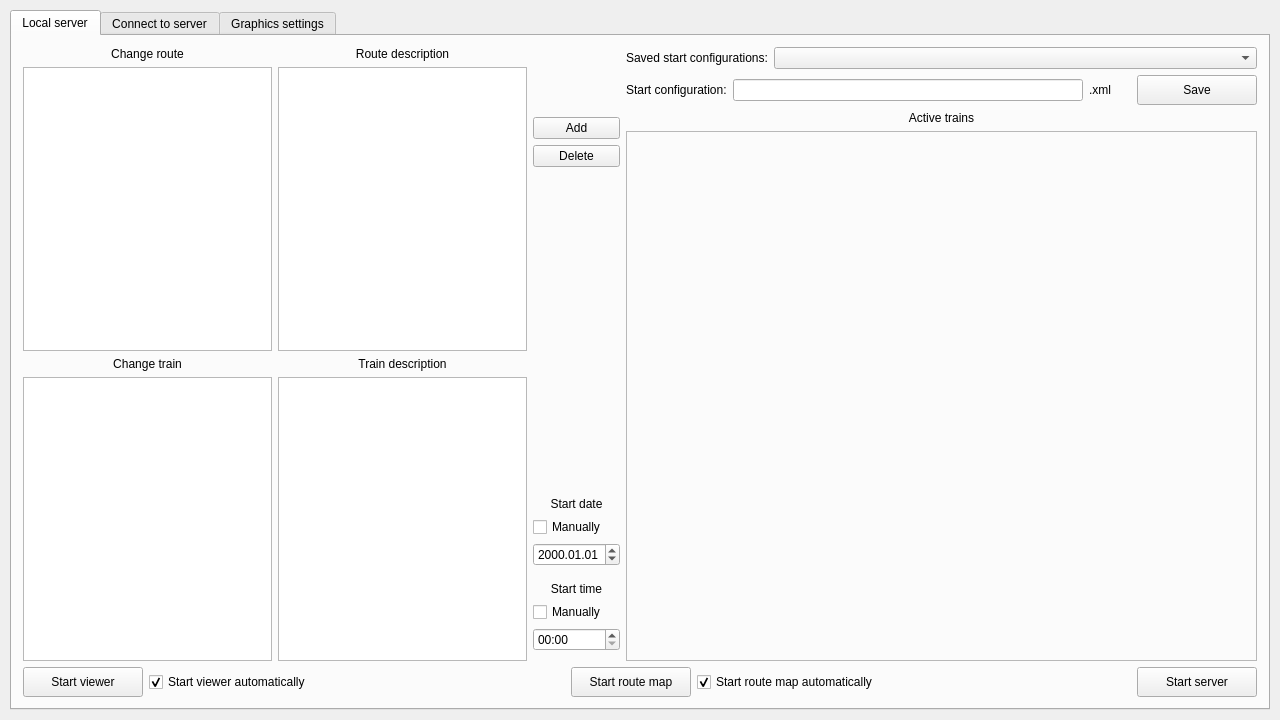
Old version of the form launcher/forms/mainwindow.ui in the repository maisvendoo/RRS.
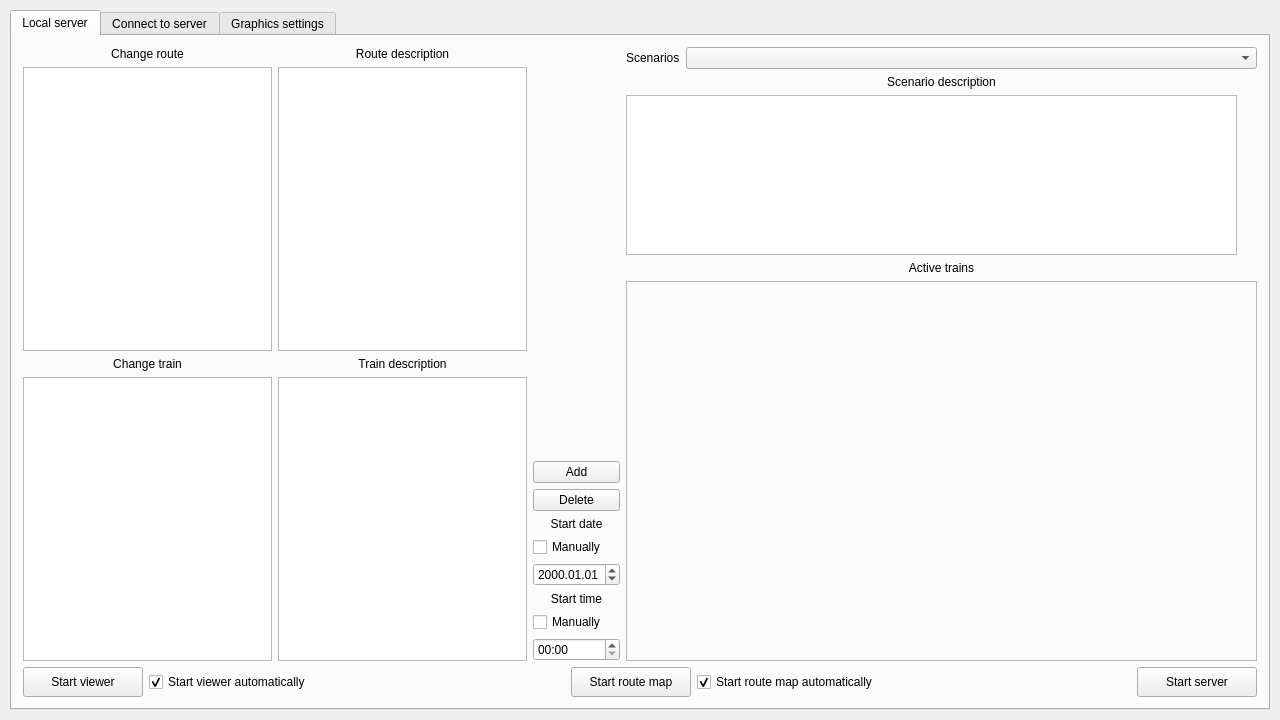
New version of the form.

Commit message: Перекомпоновал интерфейс под отображение сценариев. Работаю над логикой интерфейса

What changed in the file:
```diff
--- a/launcher/forms/mainwindow.ui
+++ b/launcher/forms/mainwindow.ui
@@ -212,17 +212,14 @@
           <item>
            <layout class="QVBoxLayout" name="verticalLayout_8">
             <item>
-             <spacer name="verticalSpacer_6">
+             <spacer name="verticalSpacer_2">
               <property name="orientation">
                <enum>Qt::Vertical</enum>
               </property>
-              <property name="sizeType">
-               <enum>QSizePolicy::Fixed</enum>
-              </property>
               <property name="sizeHint" stdset="0">
                <size>
                 <width>20</width>
-                <height>70</height>
+                <height>40</height>
                </size>
               </property>
              </spacer>
@@ -241,21 +238,14 @@
               </property>
              </widget>
             </item>
-            <item>
-             <spacer name="verticalSpacer_2">
-              <property name="orientation">
-               <enum>Qt::Vertical</enum>
-              </property>
-              <property name="sizeHint" stdset="0">
-               <size>
-                <width>20</width>
-                <height>40</height>
-               </size>
-              </property>
-             </spacer>
-            </item>
             <item>
              <widget class="QLabel" name="lStartDate">
+              <property name="maximumSize">
+               <size>
+                <width>16777215</width>
+                <height>20</height>
+               </size>
+              </property>
               <property name="text">
                <string>Start date</string>
               </property>
@@ -266,6 +256,12 @@
             </item>
             <item>
              <widget class="QCheckBox" name="cbStartDateManually">
+              <property name="maximumSize">
+               <size>
+                <width>16777215</width>
+                <height>20</height>
+               </size>
+              </property>
               <property name="text">
                <string>Manually</string>
               </property>
@@ -274,31 +270,21 @@
             <item>
              <widget class="QDateEdit" name="dteStartDate">
               <property name="currentSection">
-               <enum>QDateTimeEdit::MonthSection</enum>
+               <enum>QDateTimeEdit::YearSection</enum>
               </property>
               <property name="displayFormat">
                <string>yyyy.MM.dd</string>
               </property>
              </widget>
             </item>
-            <item>
-             <spacer name="verticalSpacer_7">
-              <property name="orientation">
-               <enum>Qt::Vertical</enum>
-              </property>
-              <property name="sizeType">
-               <enum>QSizePolicy::Fixed</enum>
-              </property>
-              <property name="sizeHint" stdset="0">
-               <size>
-                <width>20</width>
-                <height>10</height>
-               </size>
-              </property>
-             </spacer>
-            </item>
             <item>
              <widget class="QLabel" name="lStartTime">
+              <property name="maximumSize">
+               <size>
+                <width>16777215</width>
+                <height>20</height>
+               </size>
+              </property>
               <property name="text">
                <string>Start time</string>
               </property>
@@ -309,6 +295,12 @@
             </item>
             <item>
              <widget class="QCheckBox" name="cbStartTimeManually">
+              <property name="maximumSize">
+               <size>
+                <width>16777215</width>
+                <height>20</height>
+               </size>
+              </property>
               <property name="text">
                <string>Manually</string>
               </property>
@@ -321,22 +313,6 @@
               </property>
              </widget>
             </item>
-            <item>
-             <spacer name="verticalSpacer_8">
-              <property name="orientation">
-               <enum>Qt::Vertical</enum>
-              </property>
-              <property name="sizeType">
-               <enum>QSizePolicy::Fixed</enum>
-              </property>
-              <property name="sizeHint" stdset="0">
-               <size>
-                <width>20</width>
-                <height>10</height>
-               </size>
-              </property>
-             </spacer>
-            </item>
            </layout>
           </item>
           <item>
@@ -346,12 +322,12 @@
               <item>
                <widget class="QLabel" name="label_22">
                 <property name="text">
-                 <string>Saved start configurations:</string>
+                 <string>Scenarios</string>
                 </property>
                </widget>
               </item>
               <item>
-               <widget class="QComboBox" name="cbStartConfigs">
+               <widget class="QComboBox" name="cbScenario">
                 <property name="sizePolicy">
                  <sizepolicy hsizetype="MinimumExpanding" vsizetype="Fixed">
                   <horstretch>0</horstretch>
@@ -362,22 +338,25 @@
               </item>
              </layout>
             </item>
+            <item>
+             <widget class="QLabel" name="label_10">
+              <property name="text">
+               <string>Scenario description</string>
+              </property>
+              <property name="alignment">
+               <set>Qt::AlignCenter</set>
+              </property>
+             </widget>
+            </item>
             <item>
              <layout class="QHBoxLayout" name="horizontalLayout_18">
               <item>
-               <widget class="QLabel" name="label_23">
-                <property name="text">
-                 <string>Start configuration:</string>
-                </property>
-               </widget>
-              </item>
-              <item>
-               <widget class="QLineEdit" name="leStartConfigName"/>
-              </item>
-              <item>
-               <widget class="QLabel" name="label_15">
-                <property name="text">
-                 <string>.xml</string>
+               <widget class="QPlainTextEdit" name="ptScenarioDescription">
+                <property name="maximumSize">
+                 <size>
+                  <width>16777215</width>
+                  <height>160</height>
+                 </size>
                 </property>
                </widget>
               </item>
@@ -397,19 +376,6 @@
                 </property>
                </spacer>
               </item>
-              <item>
-               <widget class="QPushButton" name="pbSaveStartConfig">
-                <property name="minimumSize">
-                 <size>
-                  <width>120</width>
-                  <height>30</height>
-                 </size>
-                </property>
-                <property name="text">
-                 <string>Save</string>
-                </property>
-               </widget>
-              </item>
              </layout>
             </item>
             <item>
```
The commit also changes 1 other file.
